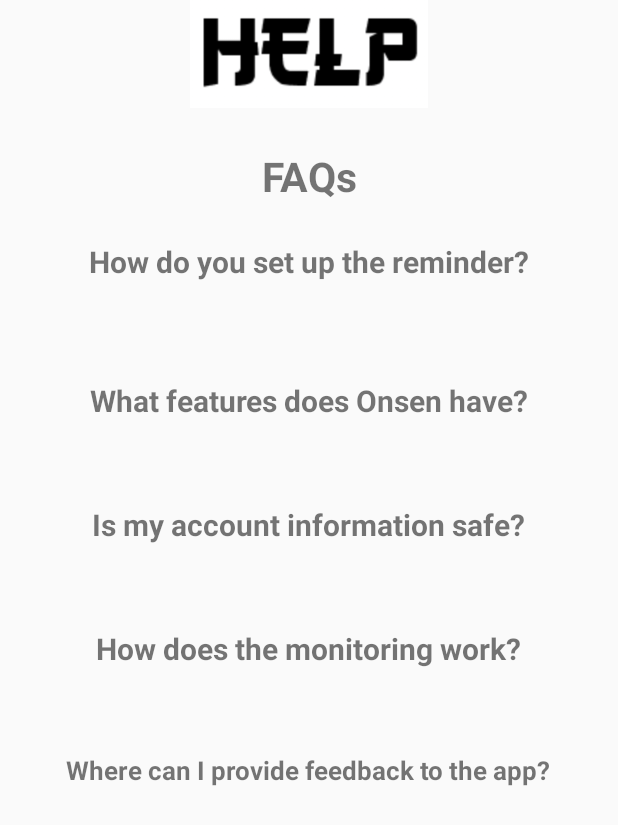
After one commit to bryanlopezrr/Onsen, an Android app: the HelpActivity screen opened directly, with no data from a screen before it, on a phone screen of 412 x 824 dp. The commit adds this screen. Shown: the top 825 px of the screen. Run offline under Robolectric (Android 15) with nearby library versions, the phone set to English and light mode, and no system bars.

Commit message:
setting up and finalizing a raw version of the help function

```diff
--- a/app/src/main/AndroidManifest.xml
+++ b/app/src/main/AndroidManifest.xml
@@ -38,6 +38,7 @@
         <activity android:name=".ReportsActivity"/>
         <activity android:name=".SettingsActivity"/>
         <activity android:name=".ProfileActivity"/>
+        <activity android:name=".HelpActivity"/>
 
         <receiver android:name=".ReminderLogic"/>
         <service android:name=".RingtonePlayingService"
--- /dev/null
+++ b/app/src/main/java/com/example/onsen/HelpActivity.java
@@ -0,0 +1,64 @@
+package com.example.onsen;
+
+import android.os.Bundle;
+import android.view.View;
+import android.widget.TextView;
+import android.widget.Toast;
+
+
+import androidx.annotation.Nullable;
+import androidx.appcompat.app.AppCompatActivity;
+
+
+public class HelpActivity extends AppCompatActivity {
+
+    @Override
+    protected void onCreate(@Nullable Bundle savedInstanceState) {
+        super.onCreate(savedInstanceState);
+        setContentView(R.layout.activity_help);
+    }
+
+    public void questionShow(View view){
+//        Toast.makeText(getApplicationContext(), "QUESTIONSSSS", Toast.LENGTH_LONG).show();
+
+        switch (view.getId()) {
+            case (R.id.editTextQ1):
+                    TextView txtView1 = findViewById(R.id.editTextA1);
+                    if (txtView1.getVisibility() == View.VISIBLE)
+                        txtView1.setVisibility(View.INVISIBLE);
+                    else
+                        txtView1.setVisibility(View.VISIBLE);
+                break;
+            case (R.id.editTextQ2):
+                    TextView txtView2 = findViewById(R.id.editTextA2);
+                    if (txtView2.getVisibility() == View.VISIBLE)
+                        txtView2.setVisibility(View.INVISIBLE);
+                    else
+                        txtView2.setVisibility(View.VISIBLE);
+                break;
+            case (R.id.editTextQ3):
+                    TextView txtView3 = findViewById(R.id.editTextA3);
+                    if (txtView3.getVisibility() == View.VISIBLE)
+                        txtView3.setVisibility(View.INVISIBLE);
+                    else
+                        txtView3.setVisibility(View.VISIBLE);
+                break;
+            case (R.id.editTextQ4):
+                    TextView txtView4 = findViewById(R.id.editTextA4);
+                    if (txtView4.getVisibility() == View.VISIBLE)
+                        txtView4.setVisibility(View.INVISIBLE);
+                    else
+                        txtView4.setVisibility(View.VISIBLE);
+                break;
+            case (R.id.editTextQ5):
+                    TextView txtView5 = findViewById(R.id.editTextA5);
+                    if (txtView5.getVisibility() == View.VISIBLE)
+                        txtView5.setVisibility(View.INVISIBLE);
+                    else
+                        txtView5.setVisibility(View.VISIBLE);
+                break;
+        }
+
+
+    }
+}
--- a/app/src/main/java/com/example/onsen/SettingsActivity.java
+++ b/app/src/main/java/com/example/onsen/SettingsActivity.java
@@ -94,6 +94,11 @@ public class SettingsActivity extends AppCompatActivity {
             startActivity(Intent.createChooser(intent, "Choose email service"));
     }
 
+    public void help(View view){
+        Intent intent = new Intent(SettingsActivity.this, HelpActivity.class);
+        startActivity(intent);
+    }
+
 
     public void inviteFriends(View view){
             Intent intent = new Intent(Intent.ACTION_SEND);
--- /dev/null
+++ b/app/src/main/res/layout/activity_help.xml
@@ -0,0 +1,182 @@
+<?xml version="1.0" encoding="utf-8"?>
+<LinearLayout xmlns:android="http://schemas.android.com/apk/res/android"
+    android:orientation="vertical" android:layout_width="match_parent"
+    xmlns:app="http://schemas.android.com/apk/res-auto"
+    android:layout_height="match_parent">
+
+
+    <RelativeLayout
+        android:layout_width="match_parent"
+        android:layout_height="719dp">
+
+        <ImageView
+            android:id="@+id/HelpTitle"
+            android:layout_width="match_parent"
+            android:layout_height="72dp"
+            android:src="@drawable/help" />
+
+        <TextView
+            android:id="@+id/textViewFAQS"
+            android:layout_width="137dp"
+            android:layout_height="56dp"
+            android:layout_below="@id/HelpTitle"
+            android:layout_centerHorizontal="true"
+            android:layout_marginTop="17dp"
+            android:gravity="center"
+            android:textSize="27dp"
+            android:textStyle="bold"
+            android:text="FAQs" />
+
+        <TextView
+            android:id="@+id/editTextQ1"
+            android:layout_width="wrap_content"
+            android:layout_height="wrap_content"
+            android:layout_below="@id/textViewFAQS"
+            android:layout_centerHorizontal="true"
+            android:inputType="textPersonName"
+            android:layout_marginTop="15dp"
+            android:textSize="20dp"
+            android:textStyle="bold"
+            android:onClick="questionShow"
+            android:text="How do you set up the reminder?" />
+
+        <TextView
+            android:id="@+id/editTextA1"
+            android:layout_width="352dp"
+            android:layout_height="84dp"
+            android:layout_below="@id/editTextQ1"
+            android:layout_centerHorizontal="true"
+            android:layout_marginTop="6dp"
+            android:visibility="invisible"
+            android:text="Navigate to the Reminder Page, set a time on when you want to be reminded to go to sleep. Onsen will take care of the rest"
+            android:textSize="14.5dp" />
+
+
+        <TextView
+            android:id="@+id/editTextQ2"
+            android:layout_width="wrap_content"
+            android:layout_height="wrap_content"
+            android:layout_below="@id/editTextQ1"
+            android:layout_centerHorizontal="true"
+            android:inputType="textPersonName"
+            android:layout_marginTop="65dp"
+            android:textSize="20dp"
+            android:textStyle="bold"
+            android:onClick="questionShow"
+            android:text="What features does Onsen have?" />
+
+
+        <TextView
+            android:id="@+id/editTextA2"
+            android:layout_width="352dp"
+            android:layout_height="84dp"
+            android:layout_below="@id/editTextQ2"
+            android:layout_centerHorizontal="true"
+            android:layout_marginTop="5dp"
+            android:visibility="invisible"
+            android:text="Onsen has the ability to provide a report, track and improve sleep using music and other tools"
+            android:textSize="14.5dp" />
+
+        <TextView
+            android:id="@+id/editTextQ3"
+            android:layout_width="wrap_content"
+            android:layout_height="wrap_content"
+            android:layout_below="@id/editTextQ2"
+            android:layout_centerHorizontal="true"
+            android:inputType="textPersonName"
+            android:layout_marginTop="55dp"
+            android:textSize="20dp"
+            android:textStyle="bold"
+            android:onClick="questionShow"
+            android:text="Is my account information safe?" />
+
+
+        <TextView
+            android:id="@+id/editTextA3"
+            android:layout_width="352dp"
+            android:layout_height="84dp"
+            android:layout_below="@id/editTextQ3"
+            android:layout_centerHorizontal="true"
+            android:layout_marginTop="5dp"
+            android:visibility="invisible"
+            android:text="Our application uses Parse server which is a secure online database with encrypted data that is powerful and safe"
+            android:textSize="14.5dp" />
+
+
+        <TextView
+            android:id="@+id/editTextQ4"
+            android:layout_width="wrap_content"
+            android:layout_height="wrap_content"
+            android:layout_below="@id/editTextQ3"
+            android:layout_centerHorizontal="true"
+            android:inputType="textPersonName"
+            android:layout_marginTop="55dp"
+            android:textSize="20dp"
+            android:textStyle="bold"
+            android:onClick="questionShow"
+            android:text="How does the monitoring work?" />
+
+
+        <TextView
+            android:id="@+id/editTextA4"
+            android:layout_width="352dp"
+            android:layout_height="84dp"
+            android:layout_below="@id/editTextQ4"
+            android:layout_centerHorizontal="true"
+            android:layout_marginTop="5dp"
+            android:visibility="invisible"
+            android:text="The monitoring uses the sensors on the phone to check how you sleep. It works in the backend once started"
+            android:textSize="14.5dp" />
+
+        <TextView
+            android:id="@+id/editTextQ5"
+            android:layout_width="wrap_content"
+            android:layout_height="wrap_content"
+            android:layout_below="@id/editTextQ4"
+            android:layout_centerHorizontal="true"
+            android:inputType="textPersonName"
+            android:layout_marginTop="55dp"
+            android:textSize="17dp"
+            android:textStyle="bold"
+            android:onClick="questionShow"
+            android:text="Where can I provide feedback to the app?" />
+
+        <TextView
+            android:id="@+id/editTextA5"
+            android:layout_width="349dp"
+            android:layout_height="91dp"
+            android:layout_below="@id/editTextQ5"
+            android:layout_centerHorizontal="true"
+            android:layout_marginTop="5dp"
+            android:visibility="invisible"
+            android:text="The application has an option in the settings tab. Once the user clicks on this feedback button a function to email feedback@onsen.com will display. Please write anything you would like to see in the app in the future."
+            android:textSize="14.5dp" />
+
+    </RelativeLayout>
+
+
+    <!--    <RelativeLayout-->
+    <!--        android:layout_width="match_parent"-->
+    <!--        android:layout_height="wrap_content" >-->
+
+
+    <!--        <com.google.android.material.bottomnavigation.BottomNavigationView-->
+    <!--            android:id="@+id/navigationBar"-->
+    <!--            android:layout_width="match_parent"-->
+    <!--            android:layout_height="55dp"-->
+    <!--            android:layout_alignParentBottom="true"-->
+    <!--            android:layout_alignParentStart="true"-->
+    <!--            android:layout_alignParentLeft="true"-->
+    <!--            app:menu="@menu/nav_items"-->
+    <!--            app:itemBackground="@color/colorPrimary"-->
+    <!--            app:itemIconTint="@color/nav_item_colors"-->
+    <!--            app:itemTextColor="@color/nav_item_colors">-->
+
+    <!--        </com.google.android.material.bottomnavigation.BottomNavigationView>-->
+
+
+    <!--    </RelativeLayout>-->
+
+
+
+</LinearLayout>
--- a/app/src/main/res/layout/activity_settings.xml
+++ b/app/src/main/res/layout/activity_settings.xml
@@ -45,14 +45,15 @@
             android:textStyle="bold" />
 
         <Button
-            android:id="@+id/buttonScreenS"
+            android:id="@+id/buttonHelp"
             android:layout_width="340dp"
             android:layout_height="40dp"
             android:layout_below="@id/buttonProfile"
             android:layout_centerHorizontal="true"
             android:layout_marginTop="20dp"
             android:background="#BABBB4B4"
-            android:text="ScreenSaver"
+            android:text="Help"
+            android:onClick="help"
             android:textColor="@color/colorWhite"
             android:textStyle="bold" />
 
@@ -60,7 +61,7 @@
             android:id="@+id/buttonInvite"
             android:layout_width="340dp"
             android:layout_height="40dp"
-            android:layout_below="@id/buttonScreenS"
+            android:layout_below="@id/buttonHelp"
             android:layout_centerHorizontal="true"
             android:layout_marginTop="20dp"
             android:background="#BABBB4B4"
```
Also changed, not shown: app/src/main/res/drawable/help.png (added).
